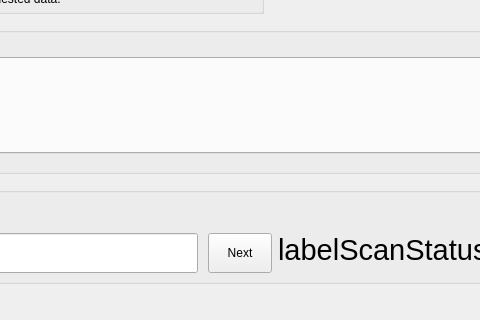
This is QTDesigner/snipescan.ui in azmcnutt/snipeassist as Qt 5 draws it before an edit; both pictures show x 222 to 702 and y 316 to 636 of the 850 by 636 pixel window. The edited form follows.
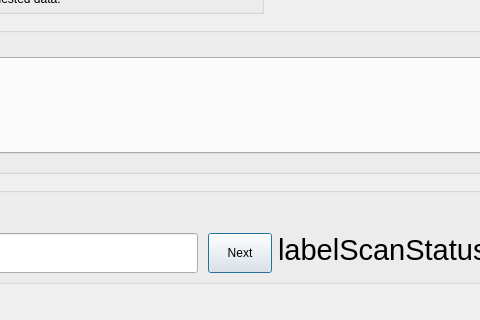
This is the edited form.

```diff
--- a/QTDesigner/snipescan.ui
+++ b/QTDesigner/snipescan.ui
@@ -1202,6 +1202,9 @@
      <property name="text">
       <string>Next</string>
      </property>
+     <property name="default">
+      <bool>true</bool>
+     </property>
     </widget>
     <widget class="QLabel" name="labelScanStatus">
      <property name="geometry">
```
